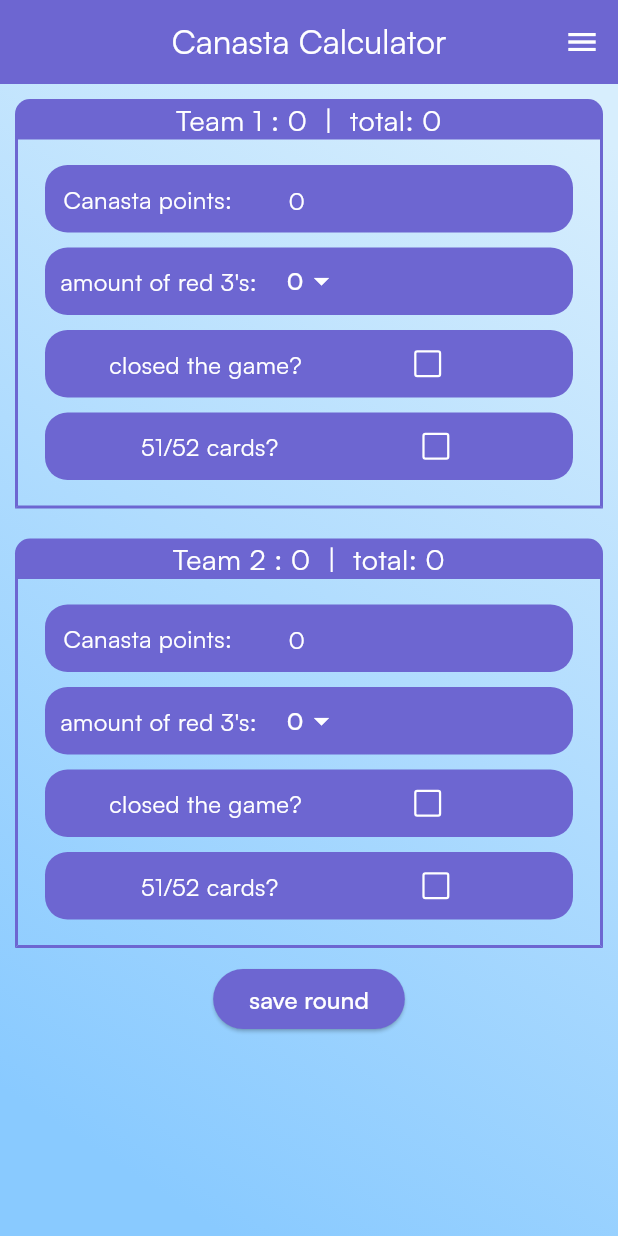
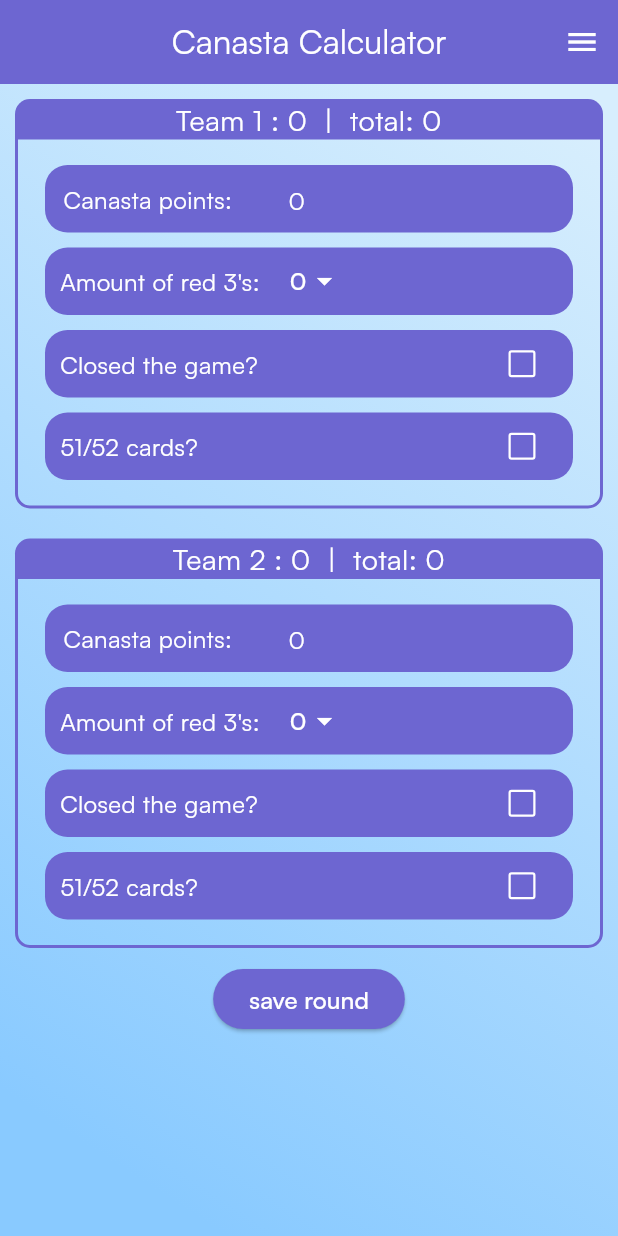
Before and after one commit to qngxl/canasta, a Flutter app: the screen it shows after launch, on a phone screen of 412 x 824 dp. Run offline on Flutter 3.47's test engine with Material 3 defaults, Android fonts, the phone set to English and light mode, and no system bars; our stand-ins replace shared_preferences.

Commit message:
fixed textAlign in canasta_text, added mainaxisalignment instead of blanks for checkboxcontainer, ajusted table, capital letters in containers, rounded border for titled container, headline of titled container isnt too small in chrome anymore

```diff
--- a/lib/canasta_text.dart
+++ b/lib/canasta_text.dart
@@ -17,7 +17,7 @@ class CanastaText extends StatelessWidget {
   Widget build(BuildContext context) {
     return Text(
       text,
-      textAlign: TextAlign.center,
+      textAlign: textAlign,
       style: TextStyle(
           fontSize: size,
           color: preferedTextColor,
--- a/lib/checkbox_container.dart
+++ b/lib/checkbox_container.dart
@@ -26,6 +26,7 @@ class CheckboxContainer extends StatelessWidget {
           // border: Border.all(),
           borderRadius: const BorderRadius.all(Radius.circular(15))),
       child: Row(
+        mainAxisAlignment: MainAxisAlignment.spaceBetween,
         children: [
           Padding(
             padding: insets,
--- a/lib/main.dart
+++ b/lib/main.dart
@@ -224,9 +224,10 @@ class _MainPageState extends State<MainPage>
     rows.add(
       TableRow(
           decoration: BoxDecoration(
-            color: preferedColor,
-            border: Border.all(width: 3, color: preferedColor),
-          ),
+              border: Border.all(
+                  color: Colors.white, width: 3), // ToDo: grey better?
+              borderRadius: const BorderRadius.only(
+                  topLeft: Radius.circular(10), topRight: Radius.circular(10))),
           children: [
             const CanastaText("Round"),
             CanastaText(team1.teamName),
@@ -236,7 +237,10 @@ class _MainPageState extends State<MainPage>
     for (var i = 0; i < team1.roundPoints.length; i++) {
       rows.add(TableRow(
           decoration: BoxDecoration(
-              color: selectedIndex == i ? Colors.red : preferedColor),
+              color: selectedIndex == i
+                  ? Colors.red
+                  : Colors
+                      .transparent), // ToDo : when selecting last line borders are not round
           children: [
             GestureDetector(
                 onTap: () {
@@ -261,6 +265,9 @@ class _MainPageState extends State<MainPage>
         Container(
           color: Colors.transparent,
           padding: const EdgeInsets.all(20.0),
+          child: Container(
+            decoration: BoxDecoration(
+                color: preferedColor, borderRadius: BorderRadius.circular(10)),
             child: GestureDetector(
               onTap: () {
                 setState(() {
@@ -268,8 +275,12 @@ class _MainPageState extends State<MainPage>
                 });
               },
               child: Table(
-              border: TableBorder.all(color: Colors.black),
+                border: TableBorder.all(
+                  color: Colors.white, // ToDo: grey better?
+                  borderRadius: const BorderRadius.all(Radius.circular(10)),
+                ),
                 children: getRows(),
+              ),
             ),
           ),
         ),
--- a/lib/team_container.dart
+++ b/lib/team_container.dart
@@ -56,7 +56,7 @@ class TeamContainerState extends State<TeamContainer> {
               children: [
                 Padding(
                   padding: insets,
-                  child: CanastaText("amount of red 3's:"),
+                  child: CanastaText("Amount of red 3's:"),
                 ),
                 DropdownButtonHideUnderline(
                   child: DropdownButton(
@@ -90,7 +90,7 @@ class TeamContainerState extends State<TeamContainer> {
             ),
           ),
           CheckboxContainer(
-            checkboxText: "closed the game?              ",
+            checkboxText: "Closed the game?",
             checkboxValue: widget.team.closingBonus,
             callback: (value) {
               setState(() {
@@ -103,7 +103,7 @@ class TeamContainerState extends State<TeamContainer> {
           Padding(
             padding: const EdgeInsets.fromLTRB(0, 0, 0, 4),
             child: CheckboxContainer(
-              checkboxText: "51/52 cards?                       ",
+              checkboxText: "51/52 cards?",
               checkboxValue: widget.team.dealingBonus,
               callback: (value) {
                 setState(() {
--- a/lib/titled_container.dart
+++ b/lib/titled_container.dart
@@ -24,8 +24,8 @@ class TitledContainer extends StatelessWidget {
                   bottom: BorderSide(color: preferedColor, width: 2),
                   left: BorderSide(color: preferedColor, width: 2),
                   right: BorderSide(color: preferedColor, width: 2),
-                  top: const BorderSide(color: Colors.transparent, width: 2)),
-              borderRadius: const BorderRadius.all(Radius.circular(0))),
+                  top: BorderSide(color: preferedColor, width: 2)),
+              borderRadius: const BorderRadius.all(Radius.circular(10))),
           child: child,
         ),
         Positioned(
@@ -35,7 +35,8 @@ class TitledContainer extends StatelessWidget {
           child: Align(
             // alignment: Alignment.center,
             child: Container(
-              width: 500,
+              // width: 500,
+              width: double.infinity,
               decoration: BoxDecoration(
                   color: preferedColor,
                   borderRadius: const BorderRadius.only(
```
Lines whose indentation alone changed are shown as unchanged.
